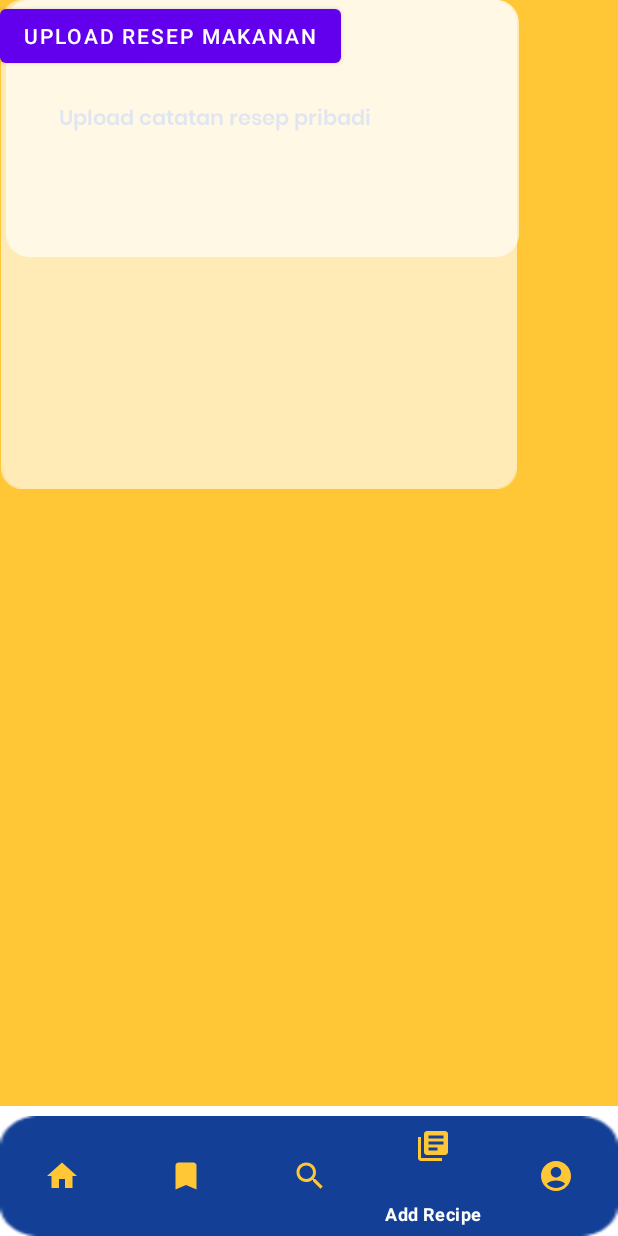
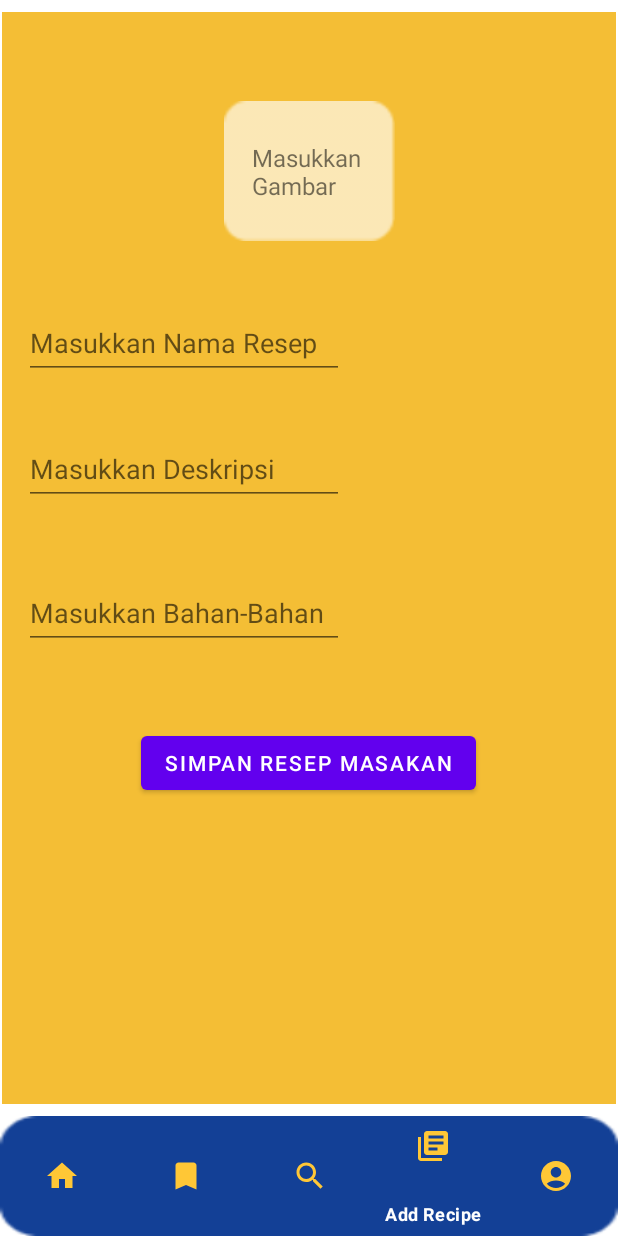
Before and after one commit to katonjr/RecetasDeComidakelompok5, an Android app: the screen it shows after launch once a user with an empty profile is signed in (MainActivity), item 4 of the bottom bar chosen, on a phone screen of 412 x 824 dp. Run offline under Robolectric (Android 15) with nearby library versions, the phone set to English and light mode, and no system bars; our stand-ins replace Firebase (no records; nobody signed in at launch, a user with empty details on screens opened directly); pictures from the network do not load; Roboto replaces fonts that are not available here.

Commit message:
Input resep

```diff
--- a/app/build.gradle
+++ b/app/build.gradle
@@ -47,6 +47,7 @@ dependencies {
     implementation 'androidx.fragment:fragment-ktx:1.6.2'
     implementation 'com.google.firebase:firebase-firestore-ktx:24.9.1'
     implementation 'com.google.firebase:firebase-firestore:24.9.1'
+    implementation 'com.google.firebase:firebase-storage:20.3.0'
     testImplementation 'junit:junit:4.13.2'
     implementation 'com.github.bumptech.glide:glide:4.16.0'
     androidTestImplementation 'androidx.test.ext:junit:1.1.5'
--- a/app/src/main/java/com/example/recetasdecomida/View/Fragment/AddRecipeFragment.kt
+++ b/app/src/main/java/com/example/recetasdecomida/View/Fragment/AddRecipeFragment.kt
@@ -1,14 +1,30 @@
 package com.example.recetasdecomida.View.Fragment
 
+import android.net.Uri
 import android.os.Bundle
 import android.view.LayoutInflater
 import android.view.View
 import android.view.ViewGroup
+import android.widget.*
+import androidx.activity.result.ActivityResultCallback
+import androidx.activity.result.contract.ActivityResultContracts
 import androidx.fragment.app.Fragment
 import com.example.recetasdecomida.R
+import com.google.firebase.firestore.FirebaseFirestore
+import com.google.firebase.storage.FirebaseStorage
 
 
 class AddRecipeFragment : Fragment() {
+    private lateinit var etNamaResep: EditText
+    private lateinit var etDeskripsiResep: EditText
+    private lateinit var etBahanResep: EditText
+    private lateinit var btnSimpanResep: Button
+    private lateinit var btnAddFoto: ImageView
+    private lateinit var tvTemp : TextView
+    private lateinit var firestore: FirebaseFirestore
+    private lateinit var penyimpanan: FirebaseStorage
+    private lateinit var progress : ProgressBar
+    private lateinit var url: Uri
 
     override fun onCreate(savedInstanceState: Bundle?) {
         super.onCreate(savedInstanceState)
@@ -23,5 +39,62 @@ class AddRecipeFragment : Fragment() {
         return inflater.inflate(R.layout.fragment_add_recipe, container, false)
     }
 
+    override fun onViewCreated(view: View, savedInstanceState: Bundle?) {
+        super.onViewCreated(view, savedInstanceState)
+        etBahanResep = view.findViewById(R.id.etBahanResep)
+        etDeskripsiResep = view.findViewById(R.id.etDeskripsiResep)
+        etNamaResep = view.findViewById(R.id.etNamaResep)
+        btnSimpanResep  = view.findViewById(R.id.btnAddRecipe)
+        tvTemp = view.findViewById(R.id.tvTempVuew)
+        btnAddFoto = view.findViewById(R.id.ivMasukkanGambar)
+        progress = view.findViewById(R.id.progressBarUpload)
+        firestore = FirebaseFirestore.getInstance()
+        penyimpanan = FirebaseStorage.getInstance()
+        progress.visibility = View.GONE
+        val galleryImage = registerForActivityResult(
+            ActivityResultContracts.GetContent(),
+            ActivityResultCallback {
+                btnAddFoto.setImageURI(it)
+                url = it!!
+            }
+        )
 
+        btnAddFoto.setOnClickListener {
+           galleryImage.launch("image/*")
+            tvTemp.visibility = View.GONE
+
+        }
+
+        btnSimpanResep.setOnClickListener {
+            progress.visibility = View.VISIBLE
+            penyimpanan.getReference("images").child(System.currentTimeMillis().toString())
+                .putFile(url)
+                .addOnSuccessListener { urlgambar ->
+                    urlgambar.metadata!!.reference!!.downloadUrl
+                        .addOnSuccessListener {
+
+                            val bahanHasil = etBahanResep.text.toString()
+                            val namaHasil = etNamaResep.text.toString()
+                            val deskripsiHasil = etDeskripsiResep.text.toString()
+
+                            val mappinngData = hashMapOf(
+                                "nama" to namaHasil,
+                                "bahan" to bahanHasil,
+                                "deskripsi" to deskripsiHasil,
+                                "gambar" to  it
+                            )
+
+                            firestore.collection("masakan").add(mappinngData).addOnSuccessListener {
+                                progress.visibility = View.GONE
+                                Toast.makeText(requireContext(), "Tambah Data Berhasil", Toast.LENGTH_SHORT).show()
+                            }.addOnFailureListener {
+                                Toast.makeText(requireContext(), "Tambah Data Gagal", Toast.LENGTH_SHORT).show()
+                            }
+
+                        }
+                }
+        }
+
+
+    }
 }
--- a/app/src/main/res/layout/fragment_add_recipe.xml
+++ b/app/src/main/res/layout/fragment_add_recipe.xml
@@ -1,64 +1,105 @@
 <?xml version="1.0" encoding="utf-8"?>
-<FrameLayout xmlns:android="http://schemas.android.com/apk/res/android"
+<androidx.constraintlayout.widget.ConstraintLayout xmlns:android="http://schemas.android.com/apk/res/android"
     xmlns:app="http://schemas.android.com/apk/res-auto"
     xmlns:tools="http://schemas.android.com/tools"
+    android:id="@+id/frameLayout3"
     android:layout_width="match_parent"
     android:layout_height="match_parent"
     tools:context=".View.Fragment.AddRecipeFragment">
 
-    <androidx.constraintlayout.widget.ConstraintLayout
-        android:id="@+id/halaman_awal"
-        android:layout_width="417dp"
-        android:layout_height="737dp"
-        android:background="#FFC736"
-        android:clipToOutline="true"
+    <ImageView
+        android:id="@+id/imageView15"
+        android:layout_width="409dp"
+        android:layout_height="729dp"
+        android:src="@drawable/halaman_rating"
         app:layout_constraintBottom_toBottomOf="parent"
+        app:layout_constraintEnd_toEndOf="parent"
         app:layout_constraintStart_toStartOf="parent"
-        app:layout_constraintTop_toTopOf="parent"
-        app:layout_constraintVertical_bias="0.0"
-        tools:ignore="MissingConstraints,UselessParent">
+        app:layout_constraintTop_toTopOf="parent" />
 
+    <ImageView
+        android:id="@+id/ivMasukkanGambar"
+        android:layout_width="115dp"
+        android:layout_height="93dp"
+        android:layout_marginTop="60dp"
+        android:src="@drawable/group_6"
+        app:layout_constraintEnd_toEndOf="parent"
+        app:layout_constraintStart_toStartOf="parent"
+        app:layout_constraintTop_toTopOf="@+id/imageView15" />
 
-        <TextView
-            android:id="@+id/catatan"
-            android:layout_width="338dp"
-            android:layout_height="wrap_content"
-            android:layout_marginTop="68dp"
-            android:fontFamily="@font/poppins_semibold"
-            android:lineSpacingExtra="-21sp"
-            android:text="Upload catatan resep pribadi"
-            android:textColor="#134096"
-            android:textSize="14sp"
-            app:layout_constraintHorizontal_bias="0.493"
-            app:layout_constraintLeft_toLeftOf="parent"
-            app:layout_constraintRight_toRightOf="parent"
-            app:layout_constraintTop_toTopOf="parent" />
+    <TextView
+        android:id="@+id/tvTempVuew"
+        android:layout_width="wrap_content"
+        android:layout_height="wrap_content"
+        android:text="Masukkan \nGambar"
+        android:textSize="16sp"
+        app:layout_constraintBottom_toBottomOf="@+id/ivMasukkanGambar"
+        app:layout_constraintEnd_toEndOf="@+id/ivMasukkanGambar"
+        app:layout_constraintStart_toStartOf="@+id/ivMasukkanGambar"
+        app:layout_constraintTop_toTopOf="@+id/ivMasukkanGambar" />
 
-        <Button
-            android:id="@+id/button"
-            android:layout_width="wrap_content"
-            android:layout_height="wrap_content"
-            android:text="Upload Resep Makanan"
-            tools:layout_editor_absoluteX="93dp"
-            tools:layout_editor_absoluteY="611dp" />
+    <EditText
+        android:id="@+id/etNamaResep"
+        android:layout_width="wrap_content"
+        android:layout_height="wrap_content"
+        android:layout_marginTop="44dp"
+        android:ems="10"
+        android:hint="Masukkan Nama Resep"
+        android:inputType="textPersonName"
+        android:minHeight="48dp"
+        app:layout_constraintEnd_toEndOf="parent"
+        app:layout_constraintHorizontal_bias="0.079"
+        app:layout_constraintStart_toStartOf="parent"
+        app:layout_constraintTop_toBottomOf="@+id/ivMasukkanGambar" />
 
-        <ImageView
-            android:id="@+id/imageView15"
-            android:layout_width="345dp"
-            android:layout_height="326dp"
-            android:src="@drawable/isii"
-            tools:layout_editor_absoluteX="37dp"
-            tools:layout_editor_absoluteY="320dp" />
+    <EditText
+        android:id="@+id/etDeskripsiResep"
+        android:layout_width="wrap_content"
+        android:layout_height="wrap_content"
+        android:layout_marginTop="36dp"
+        android:ems="10"
+        android:hint="Masukkan Deskripsi"
+        android:inputType="textPersonName"
+        android:minHeight="48dp"
+        app:layout_constraintEnd_toEndOf="@+id/etNamaResep"
+        app:layout_constraintHorizontal_bias="0.0"
+        app:layout_constraintStart_toStartOf="@+id/etNamaResep"
+        app:layout_constraintTop_toBottomOf="@+id/etNamaResep" />
 
-        <ImageView
-            android:id="@+id/imageView17"
-            android:layout_width="350dp"
-            android:layout_height="171dp"
-            android:src="@drawable/kotakimage"
-            tools:layout_editor_absoluteX="33dp"
-            tools:layout_editor_absoluteY="124dp" />
+    <EditText
+        android:id="@+id/etBahanResep"
+        android:layout_width="wrap_content"
+        android:layout_height="wrap_content"
+        android:layout_marginTop="48dp"
+        android:ems="10"
+        android:hint="Masukkan Bahan-Bahan"
+        android:inputType="textPersonName"
+        android:minHeight="48dp"
+        app:layout_constraintEnd_toEndOf="@+id/etDeskripsiResep"
+        app:layout_constraintHorizontal_bias="0.0"
+        app:layout_constraintStart_toStartOf="@+id/etDeskripsiResep"
+        app:layout_constraintTop_toBottomOf="@+id/etDeskripsiResep" />
 
+    <Button
+        android:id="@+id/btnAddRecipe"
+        android:layout_width="wrap_content"
+        android:layout_height="wrap_content"
+        android:layout_marginTop="52dp"
+        android:text="Simpan Resep Masakan"
+        app:layout_constraintEnd_toEndOf="parent"
+        app:layout_constraintHorizontal_bias="0.497"
+        app:layout_constraintStart_toStartOf="parent"
+        app:layout_constraintTop_toBottomOf="@+id/etBahanResep" />
 
-    </androidx.constraintlayout.widget.ConstraintLayout>
-
-</FrameLayout>
+    <ProgressBar
+        android:id="@+id/progressBarUpload"
+        style="?android:attr/progressBarStyle"
+        android:layout_width="wrap_content"
+        android:layout_height="wrap_content"
+        app:layout_constraintBottom_toBottomOf="@+id/imageView15"
+        app:layout_constraintEnd_toEndOf="@+id/btnAddRecipe"
+        app:layout_constraintHorizontal_bias="0.483"
+        app:layout_constraintStart_toStartOf="@+id/btnAddRecipe"
+        app:layout_constraintTop_toBottomOf="@+id/btnAddRecipe"
+        app:layout_constraintVertical_bias="0.29" />
+</androidx.constraintlayout.widget.ConstraintLayout>
```
